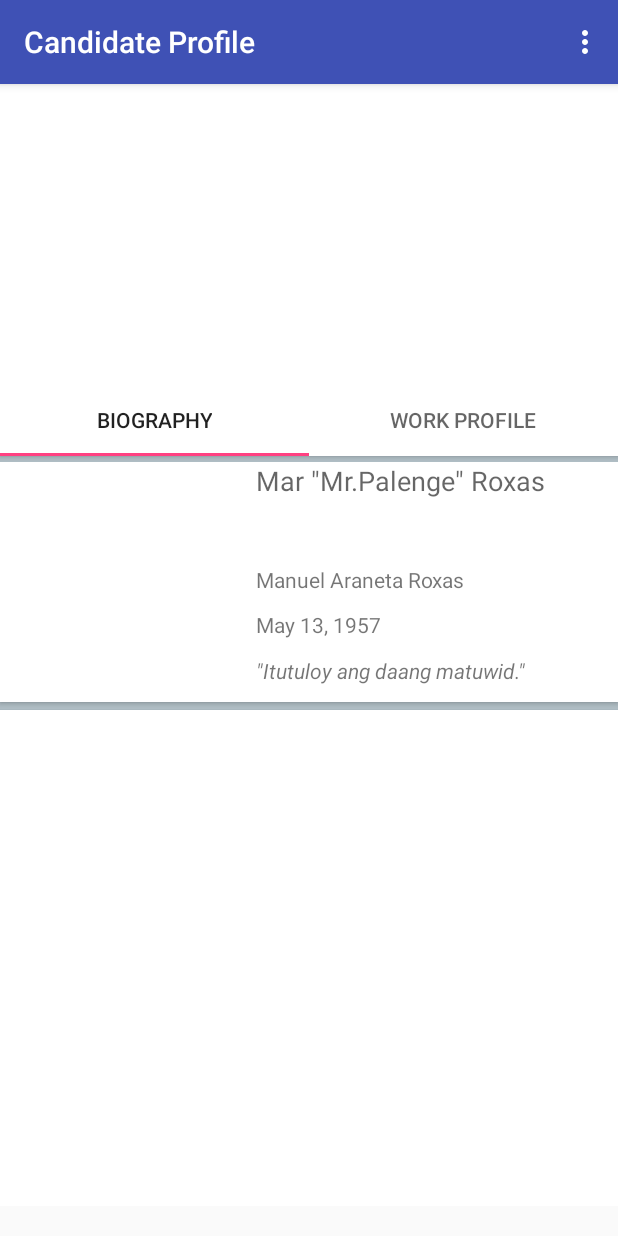
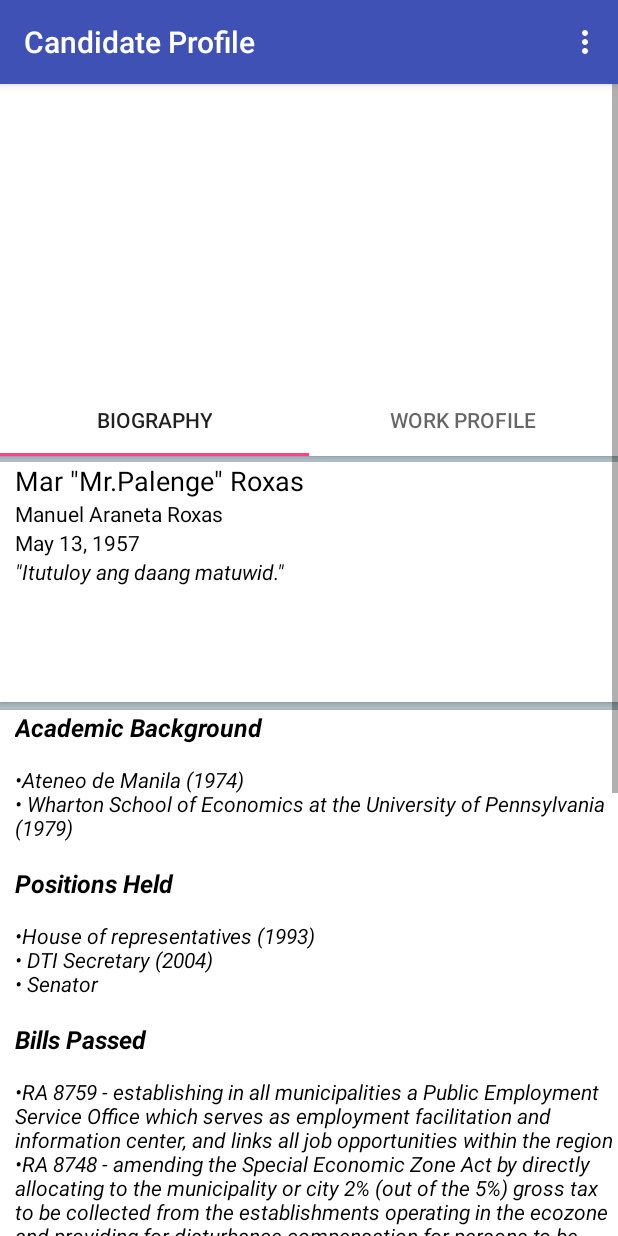
Before and after one commit to jcaronan/kandidatos, an Android app: the screen it shows after launch (CandidateProfileActivity), after a tap on an icon or button, on a phone screen of 412 x 824 dp. Run offline under Robolectric (Android 15) with nearby library versions, the phone set to English and light mode, and no system bars; libraries missing offline, so code that uses them is left out: com.github.mikephil.charting; 2 statements that could not run were skipped.

Commit message:
Modify biography fragment design and data.

```diff
--- a/app/src/main/java/com/cloudsherpas/kandidatos/bio/BiographyActivity.java
+++ b/app/src/main/java/com/cloudsherpas/kandidatos/bio/BiographyActivity.java
@@ -29,11 +29,6 @@ public class BiographyActivity extends Activity {
         String candidateId = getIntent().getStringExtra("candidateId");
         Candidate c = CandidateListDao.getById(candidateId);
 
-        ImageView image = (ImageView) findViewById(R.id.imageView);
-        String uri = "@drawable/" + c.getPortrait(); //should have no extension
-        int imageResource = getResources().getIdentifier(uri, null, getPackageName());
-        image.setBackgroundResource(imageResource);
-
         Biography bio = c.getBio();
 
         TextView textPoliticalname = (TextView) findViewById(R.id.textView2);
@@ -49,20 +44,5 @@ public class BiographyActivity extends Activity {
 
         TextView textSlogan = (TextView) findViewById(R.id.textView5);
         textSlogan.setText(bio.getCampaignSlogan());
-
-        Credential cred = c.getCredential();
-
-        ListView listView = (ListView) findViewById(R.id.list);
-
-        // Defined Array values to show in ListView
-
-        ArrayList<String> values = new ArrayList<>();
-        values.add(cred.getSchool());
-        values.add(cred.getPositions());
-        values.add(cred.getBills());
-        values.add(cred.getAwards());
-        ArrayAdapter<String> adapter = new ArrayAdapter<String>(this,R.layout.credential_list,values.toArray(new String[values.size()]));
-        // Assign adapter to ListView
-        listView.setAdapter(adapter);
     }
 }
--- a/app/src/main/java/com/cloudsherpas/kandidatos/bio/BiographyFragment.java
+++ b/app/src/main/java/com/cloudsherpas/kandidatos/bio/BiographyFragment.java
@@ -2,6 +2,7 @@ package com.cloudsherpas.kandidatos.bio;
 
 import android.os.Bundle;
 import android.support.v4.app.Fragment;
+import android.text.Html;
 import android.util.Log;
 import android.view.LayoutInflater;
 import android.view.View;
@@ -35,25 +36,37 @@ public class BiographyFragment extends Fragment {
         TextView textSlogan = (TextView) view.findViewById(R.id.textView5);
         textSlogan.setText(c.getBio().getCampaignSlogan());
 
-        ListView listView = (ListView) view.findViewById(R.id.list);
+        TextView school = (TextView) view.findViewById(R.id.schools);
+        StringBuffer schoolFormat = new StringBuffer("<h4>Academic Background</h4>");
+        String[] array = c.getCredential().getSchool().split(",");
+        for(int i=0; i<array.length; i++){
+            schoolFormat.append("&#149").append(array[i]).append("<br/>");
+        }
+        school.setText(Html.fromHtml(schoolFormat.toString()));
 
-        // Defined Array values to show in ListView
-        String[] values = new String[] { "Android List View",
-                "Adapter implementation",
-                "Simple List View In Android",
-                "Create List View Android",
-                "Android Example",
-                "List View Source Code",
-                "List View Array Adapter",
-                "Android Example List View"
-        };
+        TextView pos = (TextView) view.findViewById(R.id.positions);
+        StringBuffer posFormat = new StringBuffer("<h4>Positions Held</h4>");
+        String[] arrayPos = c.getCredential().getPositions().split(",");
+        for(int i=0; i<arrayPos.length; i++){
+            posFormat.append("&#149").append(arrayPos[i]).append("<br/>");
+        }
+        pos.setText(Html.fromHtml(posFormat.toString()));
 
-        /*
-        ArrayAdapter<String> adapter = new ArrayAdapter<String>(this.getActivity(),R.layout.linearLayout,values);
+        TextView bills = (TextView) view.findViewById(R.id.bills);
+        StringBuffer billsFormat = new StringBuffer("<h4>Bills Passed</h4>");
+        String[] arrayBill = c.getCredential().getBills().split("\n");
+        for(int i=0; i<arrayBill.length; i++){
+            billsFormat.append("&#149").append(arrayBill[i]).append("<br/>");
+        }
+        bills.setText(Html.fromHtml(billsFormat.toString()));
 
-        // Assign adapter to ListView
-        listView.setAdapter(adapter);
-        */
+        TextView awards = (TextView) view.findViewById(R.id.awards);
+        StringBuffer awardsFormat = new StringBuffer("<h4>Awards Received</h4>");
+        String[] arrayAward = c.getCredential().getAwards().split(",");
+        for(int i=0; i<arrayAward.length; i++){
+            awardsFormat.append("&#149").append(arrayAward[i]).append("<br/>");
+        }
+        awards.setText(Html.fromHtml(awardsFormat.toString()));
 
         return view;
     }
--- a/app/src/main/java/com/cloudsherpas/kandidatos/candidate/CandidateListDao.java
+++ b/app/src/main/java/com/cloudsherpas/kandidatos/candidate/CandidateListDao.java
@@ -27,9 +27,9 @@ public class CandidateListDao {
                         "MAR worked for the reopening of the National Steel Corporation which provided thousands of jobs, income and livelihood to Iligan City, Northern Mindanao and adjacent regions. He also launched the Garment Export Industry Transformation Plan and Assistance Package to enhance the competitiveness of the industry and ensure its viability and vibrancy beyond 2004. Moreover, he initiated the Motor/Vehicle Development Program to promote exports, create a viable market base for our car manufacturers and secure jobs for our workers.",
                         "Former transportation secretary. Plans to decongest main thoroughfares through infrastructure and fix the bus franchise system."),
                 new Credential("Ateneo de Manila (1974) , Wharton School of Economics at the University of Pennsylvania (1979)","House of representatives (1993), DTI Secretary (2004) , Senator",
-                        "RA 8759 - establishing in all municipalities a Public Employment Service Office which serves as employment facilitation and information center, and links all job opportunities within the region\n\n" +
-                                "RA 8748 - amending the Special Economic Zone Act by directly allocating to the municipality or city 2% (out of the 5%) gross tax to be collected from the establishments operating in the ecozone and providing for disturbance compensation for persons to be displaced or evicted by publicly-owned ecozones;\n\n" +
-                                "RA 8756 - incentivizing the establishment of regional headquarters to encourage investment and operation of multinational companies in the country and to generate more jobs.\n\n" +
+                        "RA 8759 - establishing in all municipalities a Public Employment Service Office which serves as employment facilitation and information center, and links all job opportunities within the region\n" +
+                                "RA 8748 - amending the Special Economic Zone Act by directly allocating to the municipality or city 2% (out of the 5%) gross tax to be collected from the establishments operating in the ecozone and providing for disturbance compensation for persons to be displaced or evicted by publicly-owned ecozones;\n" +
+                                "RA 8756 - incentivizing the establishment of regional headquarters to encourage investment and operation of multinational companies in the country and to generate more jobs.\n" +
                                 "RA 7880 - also known as the Roxas Law, which ensures fair distribution of the education capital budget among all the provinces.",
                         "16th Lee Kuan Yew Fellow")
         ));
@@ -37,16 +37,16 @@ public class CandidateListDao {
         candidates.add(new Candidate("1", "tile_poe",
                 new Biography("Grace Poe", "Mary Grace", "Poe", "Llamanzares", "September 3, 1968", "Independent", "\"Walang maiiwan.\""),
                 new Accomplishment("Focused on rights of every Filipino people, specially children to have access to quality education.",
-                        "","Head of Mamasapano clash inquiry on the senate. Against BBL.",
-                        "","",
+                        "No data","Head of Mamasapano clash inquiry on the senate. Against BBL.",
+                        "No data","No data",
                         "With the support of colleagues, Poe championed the initiative in the 2015 Budget Law for an institutionalized free lunch feeding program for public school kids nationwide to address malnutrition and produce able young Filipinos, as contained in her Sustansya para sa Batang Pilipino bill." +
                                 "In regards with RH Bill, Poe believes that condoms, pills and injectibles are not abortifacient. She believes in the woman’s right to choose, and a support system that builds on the family unit. She believes in day care centers for women, and the proper enforcement of detention centers for children in conflict with the law.",
                         "NoShe also led the hearings, as chair of the public services sub-committee, on MRT and LRT issues to provide solutions to “MRT challenges that imperil the safety and welfare of commuters, as well as diminish their productivity.",
-                        ""),
+                        "No data"),
                 new Credential("University of the Philippines Manila, Boston College","MTRCB Chairperson, Senator","As the chairperson of the Committee on Public Information and Mass Media, she championed the passage of the Freedom of Information (FOI) Act, which was approved on third reading by the Senate on March 10. She believes that the attainment of a just, progressive and lasting peace in the country greatly depends upon the free flow of information to the public.\n" +
-                        "Filed a bill promoting film tourism which aims to make the Philippines a primary location for local and international films\n\n" +
-                        "Poe also filed the \"Sustenance for the Filipino child\" bill which seeks to give free nutritious meals to children enrolled in public elementary schools and high schools in K-12.\n\n" +
-                        "Another notable bill filed by Poe is the \"First 1000 days\" bill which seeks to protect and support Filipino children in their first 1,000 days after they were bor.\n\n" +
+                        "Filed a bill promoting film tourism which aims to make the Philippines a primary location for local and international films\n" +
+                        "Poe also filed the \"Sustenance for the Filipino child\" bill which seeks to give free nutritious meals to children enrolled in public elementary schools and high schools in K-12.\n" +
+                        "Another notable bill filed by Poe is the \"First 1000 days\" bill which seeks to protect and support Filipino children in their first 1,000 days after they were bor.\n" +
                         "Poe is also pushing for the Freedom of Information bill which will promote greater transparency and lessen corruption in the government.","None")
         ));
 
@@ -55,7 +55,7 @@ public class CandidateListDao {
                 new Accomplishment("As mayor, he built the best equipped public schools in the country, provided public school students with free school supplies and books from pre-school to college.",
                         "Urged the Department of Agriculture (DA) to maximize the use of a P1-billion fund intended to help small farmers and fishermen obtain credit and allow them to procure needed materials and  equipment to earn and provide for their family's daily needs.",
                         "Speaker at the SecureAsia@Manila cyber security conference",
-                        "","",
+                        "No data","No data",
                         " As a student activist, he used to rebel against a system where only the rich could get the best health services. He has done something about it. In Makati, medicines and hospital accommodations are free for the poor.",
                         "Extends Assistance on OFW", "Served as the first chairman of Metropolitan Manila Development Authority."),
                 new Credential("UP College of Law","MMDA Chair, Makati Mayor, Vice Mayor","No data","Outstanding Award, MMDA, World Mayor Award")
@@ -63,7 +63,7 @@ public class CandidateListDao {
 
         candidates.add(new Candidate("3", "tile_santiago",
                 new Biography("Miriam Defensor-Santiago", "Miriam", "Defensor", "Santiago", "June 15, 1945", "People's Reform Party", "\"Stupid is not forever\"."),
-                new Accomplishment("",
+                new Accomplishment("No data",
                         "Improvement of the quality of primary and secondary education in the classroom.\n" +
                                 "Promotion of safety in schools and campuses.\n" +
                                 "Advancement of science and technology education.\n" +
@@ -96,14 +96,20 @@ public class CandidateListDao {
                         "Fight against illegal drugs. ",
                         "Put up TESDA centers within the city to address shortage of craftsmen. ",
                         "Dismantled the illegal terminals put up by colorum vans in Davao city."),
-                new Credential("","","","")
+                new Credential("Lyceum of the Philippines, San Beda College of Law","City Prosecutor, Vice-Mayor, Mayor",
+                        "City Council amended ordinance No. 1627, Series of 1994, which imposed a prohibition on selling, serving, drinking and consumption of liquor and alcoholic beverages from 13:00 until 08:00\n" +
+                                "Executive Order no. 39 was signed by Duterte, setting the speed limits for all kinds of motor vehicles within the territorial jurisdiction of Davao City in the interest of public safety and order." +
+                                "Duterte also signed Executive Order no. 04, Series of 2013 to impose an order creating the implementing of rules and regulations for the new comprehensive anti-smoking ordinance no. 0367-12, Series of 2012" +
+                                "Davao City's Firecracker Ban was also implemented with ordinance no. 060-02/1406-02, Series of 2002 by the City Council through the support of Duterte" +
+                                "Duterte, through E.O no. 24, ordered all shopping malls and commercial centers to install, operate and maintain high end and high definition closed circuit television (CCTV) cameras in all entrance and exit points of their premises.",
+                        "National Literacy Hall of Fame for bagging the awards on Outstanding Local Government Highly Urbanized category for three times")
         ));
 
         candidates.add(new Candidate("5", "tile_seneres",
-                new Biography("Roy Seneres", "Roy", "", "Seneres", "July 6, 1947", "Partido ng Manggagawa at Magsasaka", "\"Isalba Mo Bayan ko.\""),
-                new Accomplishment("",
-                        "","","","","", "", ""),
-                new Credential("","Chairman of National Labor Relations (2002-2005), Philippine Ambassadir to UAE (1994-1998)","","")
+                new Biography("Roy Seneres", "Roy", "No data", "Seneres", "July 6, 1947", "Partido ng Manggagawa at Magsasaka", "\"Isalba Mo Bayan ko.\""),
+                new Accomplishment("No data",
+                        "No data","No data","No data","No data","No data", "No data", "No data"),
+                new Credential("No data","Chairman of National Labor Relations (2002-2005), Philippine Ambassadir to UAE (1994-1998)","No data","No data")
         ));
     }
 
--- a/app/src/main/res/layout/activity_candidate_profile.xml
+++ b/app/src/main/res/layout/activity_candidate_profile.xml
@@ -43,7 +43,7 @@
         <android.support.v4.view.ViewPager
             android:id="@+id/pager"
             android:layout_width="match_parent"
-            android:layout_height="500dp"
+            android:layout_height="1000dp"
             android:layout_below="@id/tab_layout"
             android:paddingTop="4dp"/>
 
--- a/app/src/main/res/layout/biography_fragment.xml
+++ b/app/src/main/res/layout/biography_fragment.xml
@@ -16,74 +16,107 @@
         android:background="#ffffff"
         android:elevation="2dp"
         android:id="@+id/linearLayout">
-    <ImageView
-        android:layout_width="150dp"
-        android:layout_height="150dp"
-        android:id="@+id/imageView"
-        android:layout_weight="3"/>
 
         <LinearLayout
             android:orientation="vertical"
-            android:layout_width="wrap_content"
-            android:layout_height="match_parent"
-            android:layout_weight="7">
+            android:layout_width="match_parent"
+            android:layout_height="wrap_content"
+            android:layout_weight="7"
+            android:gravity="left"
+            android:paddingLeft="10dp">
 
             <TextView
-                android:layout_width="wrap_content"
+                android:layout_width="match_parent"
                 android:layout_height="wrap_content"
                 android:textAppearance="?android:attr/textAppearanceMedium"
                 android:text="Small Text"
                 android:id="@+id/textView2"
-                android:layout_weight="4" />
+                android:textColor="#000" />
 
             <TextView
-                android:layout_width="wrap_content"
+                android:layout_width="match_parent"
                 android:layout_height="wrap_content"
                 android:textAppearance="?android:attr/textAppearanceSmall"
                 android:text="Small Text"
                 android:id="@+id/textView3"
-                android:layout_weight="1" />
+                android:textColor="#000" />
 
             <TextView
-                android:layout_width="wrap_content"
+                android:layout_width="match_parent"
                 android:layout_height="wrap_content"
                 android:textAppearance="?android:attr/textAppearanceSmall"
                 android:text="Small Text"
                 android:id="@+id/textView4"
-                android:layout_weight="1" />
+                android:textColor="#000" />
 
             <TextView
-                android:layout_width="wrap_content"
+                android:layout_width="match_parent"
                 android:layout_height="wrap_content"
                 android:textAppearance="?android:attr/textAppearanceSmall"
                 android:text="Small Text"
                 android:id="@+id/textView5"
-                android:layout_weight="1"
                 android:elegantTextHeight="true"
-                android:textStyle="italic"/>
+                android:textStyle="italic"
+                android:textColor="#000" />
 
         </LinearLayout>
-
 
     </LinearLayout>
 
     <LinearLayout
         android:orientation="vertical"
         android:layout_width="match_parent"
-        android:layout_height="match_parent"
+        android:layout_height="wrap_content"
         android:layout_below="@+id/linearLayout"
         android:layout_centerHorizontal="true"
         android:elevation="2dp"
         android:background="#ffffff"
-        android:layout_marginTop="5dp">
+        android:layout_marginTop="5dp"
+        android:paddingLeft="10dp">
 
-        <ListView
-            android:id="@+id/list"
+        <TextView
+            android:layout_width="wrap_content"
             android:layout_height="wrap_content"
-            android:layout_width="match_parent">
-        </ListView>
+            android:textAppearance="?android:attr/textAppearanceSmall"
+            android:text="Small Text"
+            android:id="@+id/schools"
+            android:layout_weight="1"
+            android:elegantTextHeight="true"
+            android:textStyle="italic"
+            android:textColor="#000" />
+
+        <TextView
+            android:layout_width="wrap_content"
+            android:layout_height="wrap_content"
+            android:textAppearance="?android:attr/textAppearanceSmall"
+            android:text="Small Text"
+            android:id="@+id/positions"
+            android:layout_weight="1"
+            android:elegantTextHeight="true"
+            android:textStyle="italic"
+            android:textColor="#000" />
+        <TextView
+            android:layout_width="wrap_content"
+            android:layout_height="wrap_content"
+            android:textAppearance="?android:attr/textAppearanceSmall"
+            android:text="Small Text"
+            android:id="@+id/bills"
+            android:layout_weight="1"
+            android:elegantTextHeight="true"
+            android:textStyle="italic"
+            android:textColor="#000" />
+
+        <TextView
+            android:layout_width="wrap_content"
+            android:layout_height="wrap_content"
+            android:textAppearance="?android:attr/textAppearanceSmall"
+            android:text="Small Text"
+            android:id="@+id/awards"
+            android:layout_weight="1"
+            android:elegantTextHeight="true"
+            android:textStyle="italic"
+            android:textColor="#000" />
 
     </LinearLayout>
 
-
 </RelativeLayout>
```
Also changed, not shown: 1 other file.
